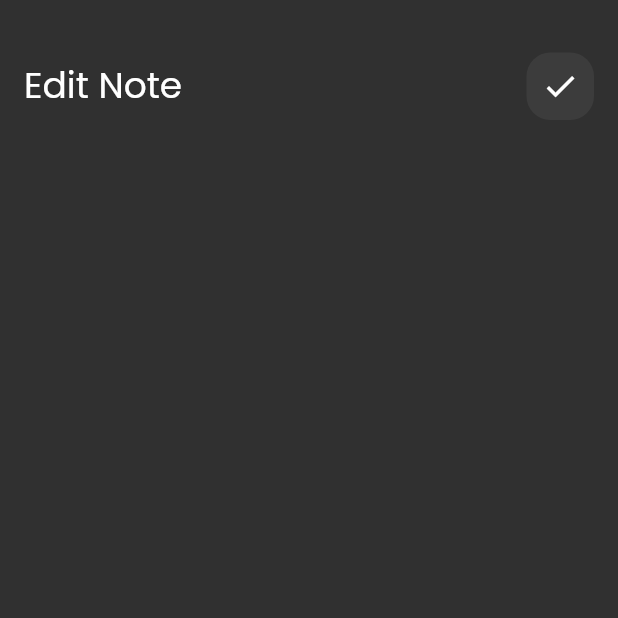
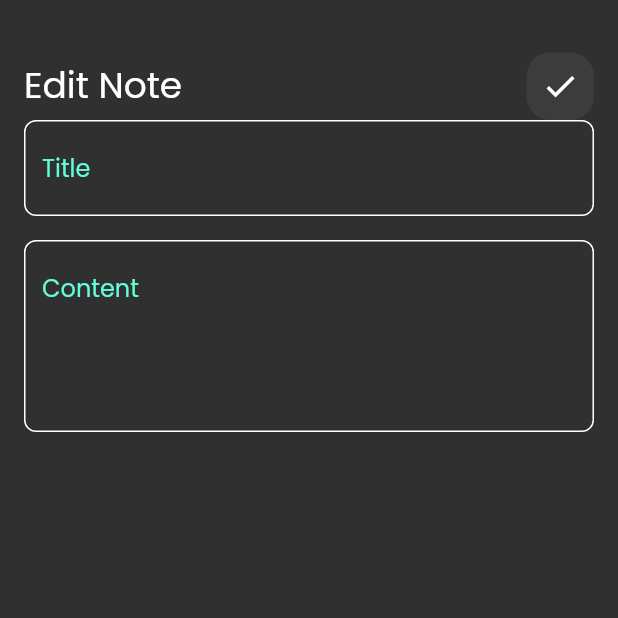
Before and after one commit to inasss12/note-app, a Flutter app: the edit_note_view screen opened directly, on a phone screen of 412 x 824 dp, the top half of it. Run offline on Flutter 3.47's test engine with Material 2 defaults, Android fonts, the phone set to English and light mode, and no system bars; our stand-ins replace font_awesome_flutter.

```diff
--- a/lib/widgets/Edit_Note_View_body.dart
+++ b/lib/widgets/Edit_Note_View_body.dart
@@ -1,5 +1,6 @@
 import 'package:flutter/material.dart';
 import 'package:tharwat_note_app29_2_24/widgets/Custom_App_Bar.dart';
+import 'package:tharwat_note_app29_2_24/widgets/CustomeTextField.dart';
 
 class Edit_Note_View_body extends StatelessWidget{
   @override
@@ -8,7 +9,11 @@ class Edit_Note_View_body extends StatelessWidget{
       padding: const EdgeInsets.symmetric(horizontal: 16.0),
       child: Column(children:const [
         SizedBox(height: 35),
-        Custom_App_Bar(icon: Icons.check,title: 'Edit Note',)],),
+        Custom_App_Bar(icon: Icons.check,title: 'Edit Note',),
+        CustomeTextField(hint: 'Title'),
+        SizedBox(height: 16,),
+        CustomeTextField(hint: 'Content',maxlines: 4,)
+      ],),
     );
   }
 }
```
Also changed, not shown: lib/models/NoteModel.dart (added, +13 -0 lines).
